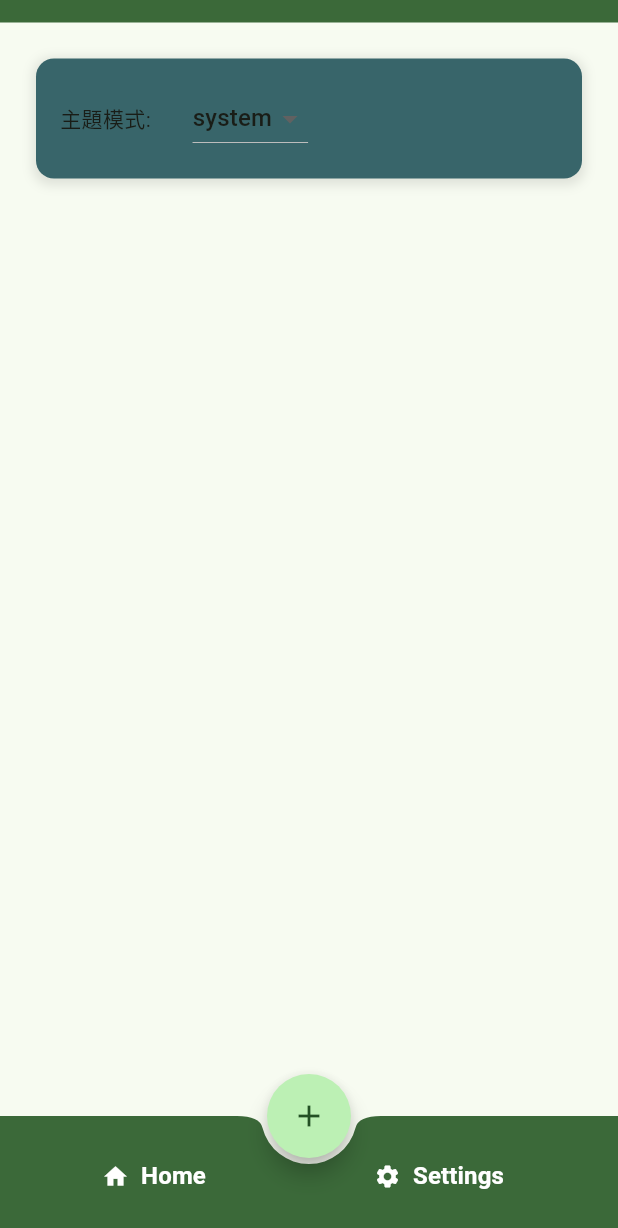
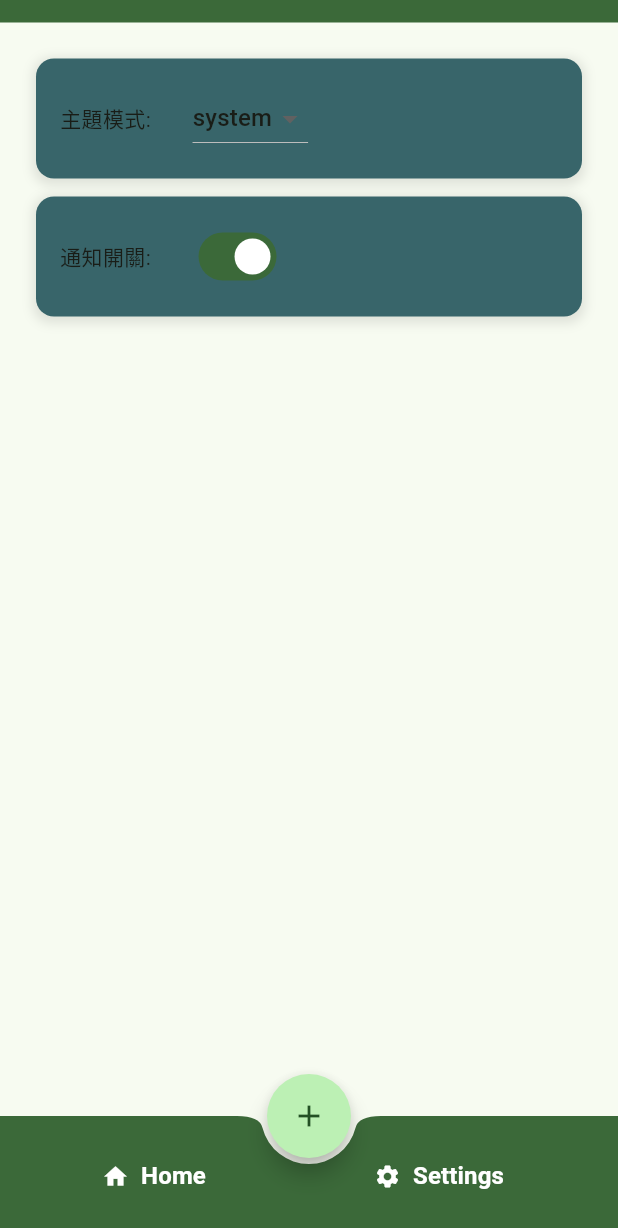
Before and after one commit to billyluu/food_deadline, a Flutter app: the screen it shows after launch, after a tap on "Settings", on a phone screen of 412 x 824 dp. Shown: the top 1228 px of the screen. Run offline on Flutter 3.47's test engine with Material 3 defaults, Android fonts, the phone set to English and light mode, and no system bars; our stand-ins replace bloc, flutter_bloc, realm, shared_preferences; generated files the repository leaves out were written again.

Commit message:
add notification switch

```diff
--- a/lib/presentation/blocs/app_settings/app_settings_bloc.dart
+++ b/lib/presentation/blocs/app_settings/app_settings_bloc.dart
@@ -8,18 +8,20 @@ part 'app_settings_state.dart';
 class AppSettingsBloc extends Bloc<AppSettingsEvent, AppSettingsState> {
   AppSettingsBloc()
       : super(
-          AppSettingsState(locale: const Locale('en'), theme: ThemeMode.system),
+          AppSettingsState(locale: const Locale('en'), theme: ThemeMode.system, notificationsEnabled: true),
         ) {
     on<AppSettingsLoadingEvent>((event, emit) => _loadAppSettings(event, emit));
     on<AppSettingsUpdateLocaleEvent>((event, emit) => _updateLocale(event, emit));
     on<AppSettingsUpdateThemeEvent>((event, emit) => _updateTheme(event, emit));
+    on<AppSettingsUpdateNotificationsEvent>((event, emit) => _updateNotifications(event, emit));
   }
 
   Future<void> _loadAppSettings(AppSettingsLoadingEvent event,
       Emitter<AppSettingsState> emit) async {
     final locale = await SharedPreferenceHelper.getLocale();
     final theme = await SharedPreferenceHelper.getThemeMode();
-    emit(state.copyWith(locale: locale, theme: theme));
+    final notificationsEnabled = await SharedPreferenceHelper.getNotificationsEnabled();
+    emit(state.copyWith(locale: locale, theme: theme, notificationsEnabled: notificationsEnabled));
   }
 
   Future<void> _updateLocale(AppSettingsUpdateLocaleEvent event,
@@ -32,4 +34,10 @@ class AppSettingsBloc extends Bloc<AppSettingsEvent, AppSettingsState> {
     SharedPreferenceHelper.setThemeMode(event.theme);
     emit(state.copyWith(theme: event.theme));
   }
+
+  Future<void> _updateNotifications(AppSettingsUpdateNotificationsEvent event,
+      Emitter<AppSettingsState> emit) async {
+    SharedPreferenceHelper.setNotificationsEnabled(event.notificationsEnabled);
+    emit(state.copyWith(notificationsEnabled: event.notificationsEnabled));
+  }
 }
--- a/lib/presentation/blocs/app_settings/app_settings_event.dart
+++ b/lib/presentation/blocs/app_settings/app_settings_event.dart
@@ -20,3 +20,11 @@ final class AppSettingsUpdateThemeEvent extends AppSettingsEvent {
 
   final ThemeMode theme;
 }
+
+final class AppSettingsUpdateNotificationsEvent extends AppSettingsEvent {
+  AppSettingsUpdateNotificationsEvent({
+    required this.notificationsEnabled,
+  });
+
+  final bool notificationsEnabled;
+}
--- a/lib/presentation/blocs/app_settings/app_settings_state.dart
+++ b/lib/presentation/blocs/app_settings/app_settings_state.dart
@@ -4,18 +4,22 @@ class AppSettingsState {
   AppSettingsState({
     required this.locale,
     required this.theme,
+    required this.notificationsEnabled,
   });
 
   final Locale locale;
   final ThemeMode theme;
+  final bool notificationsEnabled;
 
   AppSettingsState copyWith({
     Locale? locale,
     ThemeMode? theme,
+    bool? notificationsEnabled,
   }) {
     return AppSettingsState(
       locale: locale ?? this.locale,
       theme: theme ?? this.theme,
+      notificationsEnabled: notificationsEnabled ?? this.notificationsEnabled,
     );
   }
 }
--- a/lib/presentation/screen/settings/settings_screen.dart
+++ b/lib/presentation/screen/settings/settings_screen.dart
@@ -5,6 +5,7 @@ import 'package:food_deadline/presentation/widgets/common_text.dart';
 import 'package:food_deadline/presentation/widgets/fd_card.dart';
 
 part 'widgets/setting_theme_widget.dart';
+part 'widgets/setting_notify_widget.dart';
 
 class SettingsScreen extends StatefulWidget {
   const SettingsScreen({super.key});
@@ -21,6 +22,8 @@ class _SettingScreenState extends State<SettingsScreen> {
       child: Column(
         children: [
           _SettingThemeWidget(),
+          const SizedBox(height: 12.0),
+          _SettingNotifyWidget(),
         ],
       ),
     );
--- /dev/null
+++ b/lib/presentation/screen/settings/widgets/setting_notify_widget.dart
@@ -0,0 +1,25 @@
+part of '../settings_screen.dart';
+
+class _SettingNotifyWidget extends StatelessWidget {
+  @override
+  Widget build(BuildContext context) {
+    return FdCard(
+      background: Theme.of(context).colorScheme.tertiary,
+      child: Row(
+        children: [
+          const CommonText(text: '通知開關: '),
+          const SizedBox(width: 24.0),
+          BlocBuilder<AppSettingsBloc, AppSettingsState>(
+            builder: (context, state) => Switch(
+                value: state.notificationsEnabled,
+                onChanged: (value) {
+                  context.read<AppSettingsBloc>().add(
+                      AppSettingsUpdateNotificationsEvent(
+                          notificationsEnabled: value));
+                }),
+          ),
+        ],
+      ),
+    );
+  }
+}
```
Also changed, not shown: lib/presentation/screen/settings/widgets/setting_language_widget.dart (added).
